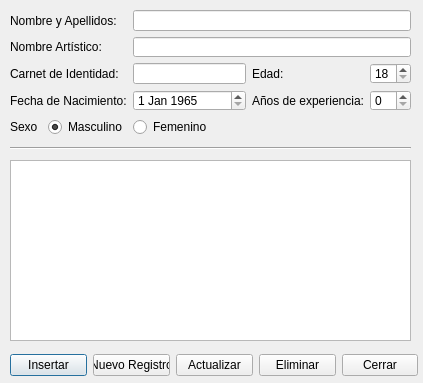
The window that vista/ui/entrenador.ui (daeran84/Acuario) describes before a commit, drawn with Qt 5.
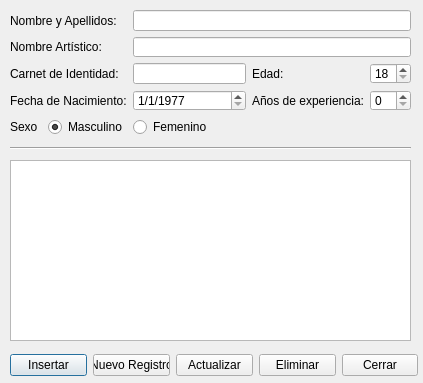
The same window after the commit.

Patch:
```diff
--- a/vista/ui/entrenador.ui
+++ b/vista/ui/entrenador.ui
@@ -66,7 +66,7 @@
         <hour>0</hour>
         <minute>0</minute>
         <second>0</second>
-        <year>1965</year>
+        <year>1977</year>
         <month>1</month>
         <day>1</day>
        </datetime>
@@ -76,18 +76,21 @@
         <hour>0</hour>
         <minute>0</minute>
         <second>0</second>
-        <year>1955</year>
+        <year>1977</year>
         <month>1</month>
         <day>1</day>
        </datetime>
       </property>
       <property name="maximumDate">
        <date>
-        <year>2022</year>
-        <month>1</month>
-        <day>1</day>
+        <year>9999</year>
+        <month>12</month>
+        <day>31</day>
        </date>
       </property>
+      <property name="displayFormat">
+       <string>d/M/yyyy</string>
+      </property>
      </widget>
     </item>
     <item row="5" column="2">
```
